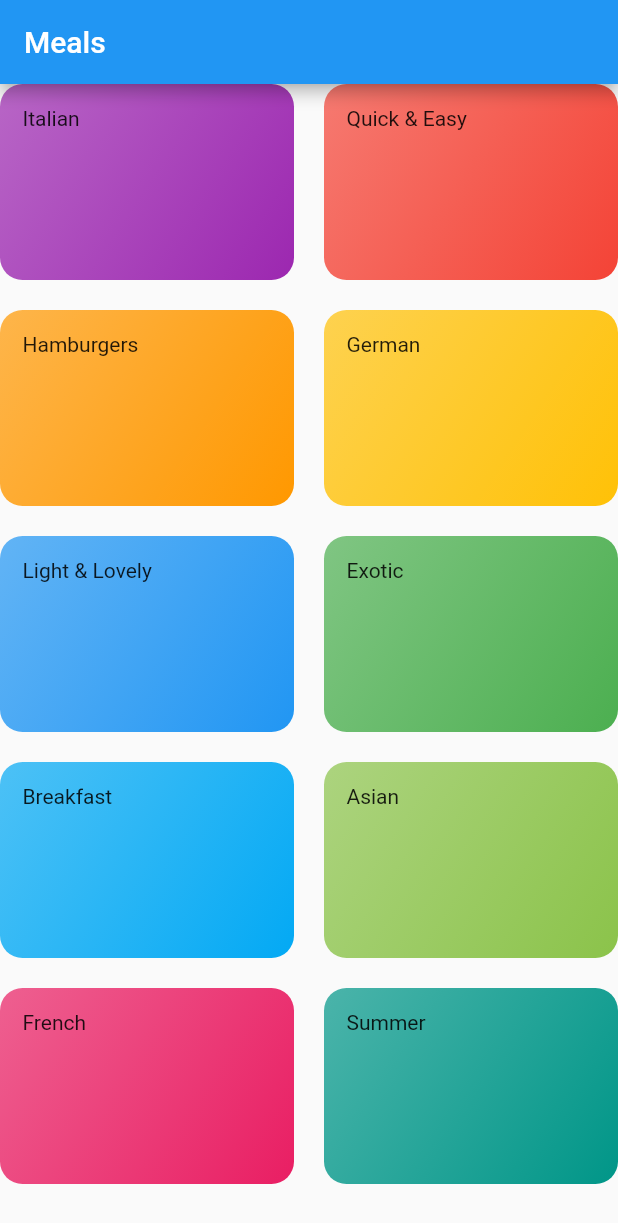
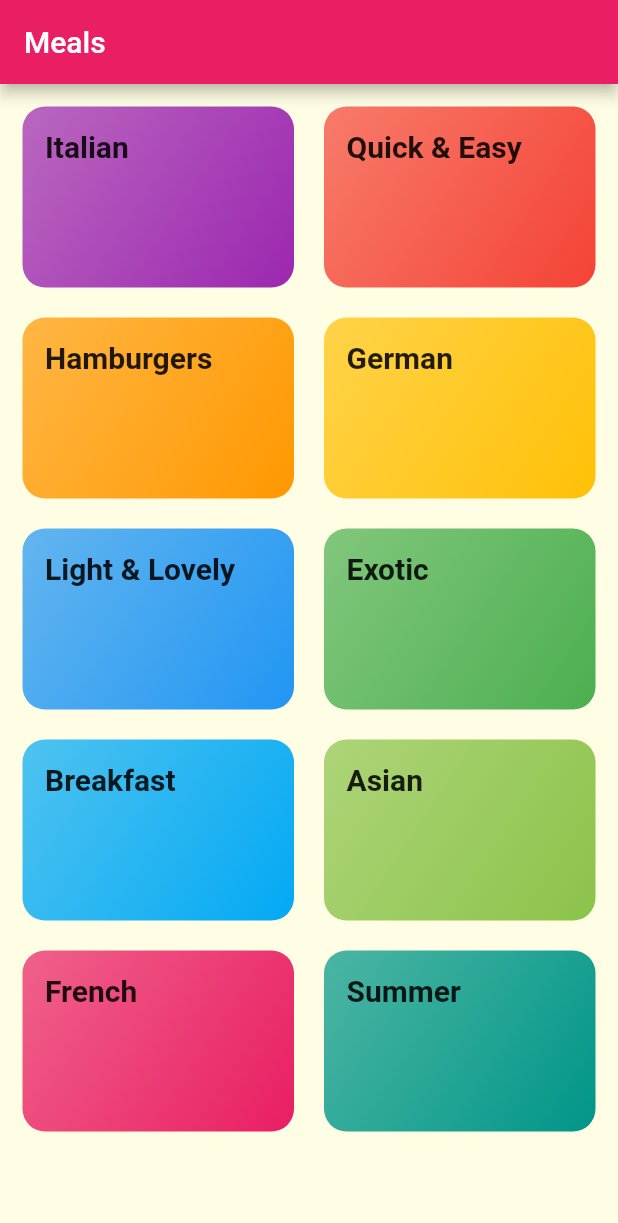
Before and after one commit to alexverbitsky/meals-app, a Flutter app: the screen it shows after launch, on a phone screen of 412 x 824 dp. Shown: the top 1223 px of the screen. Run offline on Flutter 3.47's test engine with Material 2 defaults, Android fonts, the phone set to English and light mode, and no system bars; Roboto replaces fonts that are missing (Raleway, RobotoCondensed).

Commit message:
feat: update styles, add stack navigation

```diff
--- a/lib/categories_screen.dart
+++ b/lib/categories_screen.dart
@@ -12,8 +12,10 @@ class CategoriesScreen extends StatelessWidget {
         title: const Text('Meals'),
       ),
       body: GridView(
+        padding: const EdgeInsets.all(15),
         children: DUMMY_CATEGORIES
             .map((Category item) => CategoryItem(
+                  item.id,
                   item.title,
                   item.color,
                 ))
--- a/lib/category_item.dart
+++ b/lib/category_item.dart
@@ -1,16 +1,31 @@
 import 'package:flutter/material.dart';
+import 'package:meals_app/category_meals_screen.dart';
 
 class CategoryItem extends StatelessWidget {
+  final String id;
   final String title;
   final Color color;
 
-  CategoryItem(this.title, this.color);
+  CategoryItem(this.id, this.title, this.color);
+
+  void selectCategory(BuildContext ctx) {
+    Navigator.of(ctx).push(MaterialPageRoute(builder: (_) {
+      return CategoryMealsScreen(id, title);
+    }));
+  }
 
   @override
   Widget build(BuildContext context) {
-    return Container(
+    return InkWell(
+      onTap: () => selectCategory(context),
+      splashColor: Theme.of(context).primaryColor,
+      borderRadius: BorderRadius.circular(15),
+      child: Container(
         padding: const EdgeInsets.all(15),
-      child: Text(title),
+        child: Text(
+          title,
+          style: Theme.of(context).textTheme.headline6,
+        ),
         decoration: BoxDecoration(
             gradient: LinearGradient(
               colors: [
@@ -20,7 +35,7 @@ class CategoryItem extends StatelessWidget {
               begin: Alignment.topLeft,
               end: Alignment.bottomRight,
             ),
-        borderRadius: BorderRadius.circular(15)
+            borderRadius: BorderRadius.circular(15)),
       ),
     );
   }
--- a/lib/main.dart
+++ b/lib/main.dart
@@ -1,6 +1,7 @@
 import 'package:flutter/material.dart';
 
 import 'package:meals_app/categories_screen.dart';
+import 'package:meals_app/category_meals_screen.dart';
 
 void main() {
   runApp(MyApp());
@@ -12,8 +13,19 @@ class MyApp extends StatelessWidget {
     return MaterialApp(
       title: 'Meals',
       theme: ThemeData(
-        primarySwatch: Colors.blue,
-        visualDensity: VisualDensity.adaptivePlatformDensity,
+        primarySwatch: Colors.pink,
+        accentColor: Colors.amber,
+        canvasColor: Color.fromRGBO(255, 254, 229, 1),
+        fontFamily: 'Raleway',
+        textTheme: ThemeData.light().textTheme.copyWith(
+              bodyText1: TextStyle(color: Color.fromRGBO(20, 51, 51, 1)),
+              bodyText2: TextStyle(color: Color.fromRGBO(20, 51, 51, 1)),
+              headline6: TextStyle(
+                fontSize: 20,
+                fontFamily: 'RobotoCondensed',
+                fontWeight: FontWeight.bold,
+              ),
+            ),
       ),
       home: CategoriesScreen(),
     );
@@ -26,16 +38,13 @@ class MyHomePage extends StatefulWidget {
 }
 
 class _MyHomePageState extends State<MyHomePage> {
-
   @override
   Widget build(BuildContext context) {
     return Scaffold(
       appBar: AppBar(
         title: Text('Meals'),
       ),
-      body: Center(
-        child: Text('Navigation')
-      ),
+      body: Center(child: Text('Navigation')),
     );
   }
 }
```
Also changed, not shown: lib/category_meals_screen.dart (added, +20 -0 lines), pubspec.yaml (+17 -16 lines), assets/fonts/Raleway-Black.ttf (added), assets/fonts/Raleway-Bold.ttf (added), assets/fonts/Raleway-Regular.ttf (added), assets/fonts/RobotoCondensed-Bold.ttf (added), assets/fonts/RobotoCondensed-Italic.ttf (added), assets/fonts/RobotoCondensed-Light.ttf (added), assets/fonts/RobotoCondensed-Regular.ttf (added). Lines whose indentation alone changed are shown as unchanged.
